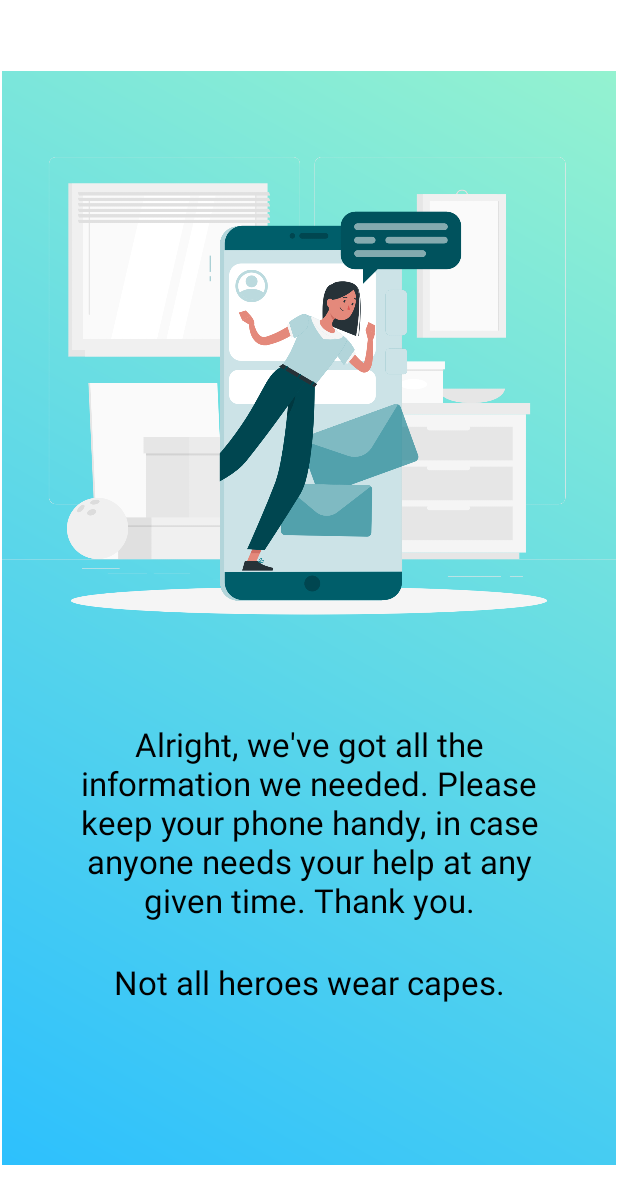
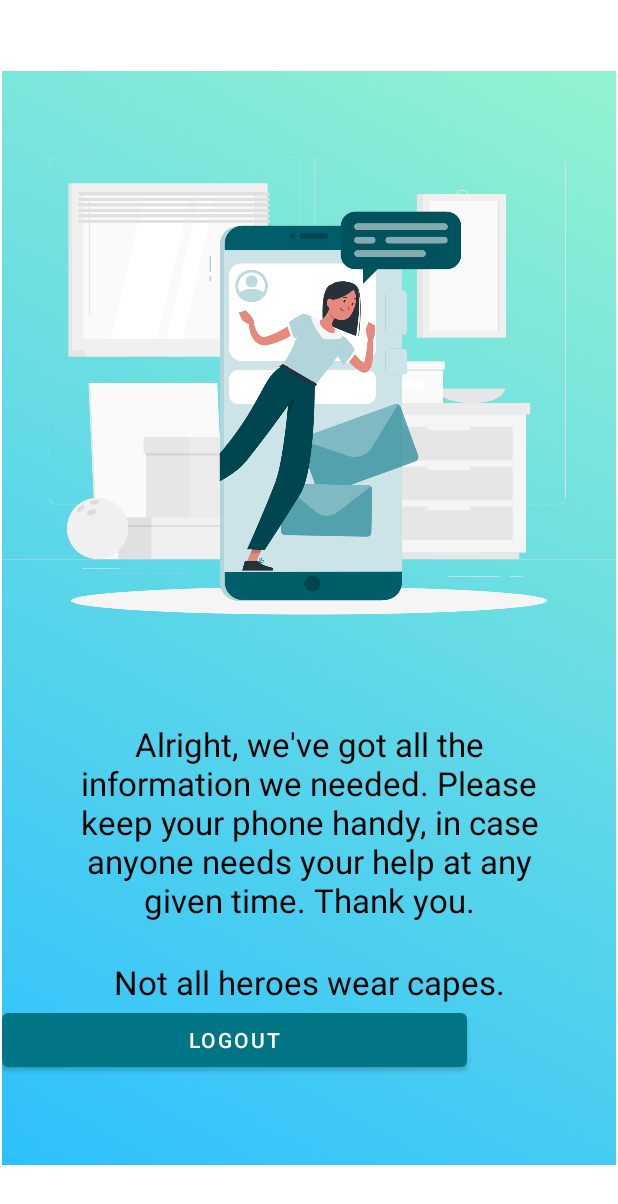
Before and after one commit to rishita2605/Zeta, an Android app: the layout activity_signup_destination.xml on its own in the app's theme, with its tools: preview values and no code run, on a phone screen of 412 x 824 dp. Shown: the top 1204 px of the screen. Run offline under Robolectric (Android 15) with nearby library versions, the phone set to English and light mode, and no system bars; Roboto replaces fonts that are not available here.

Commit message:
Added logout functionality

```diff
--- a/Zeta/app/src/main/AndroidManifest.xml
+++ b/Zeta/app/src/main/AndroidManifest.xml
@@ -9,7 +9,6 @@
         android:roundIcon="@mipmap/ic_launcher_round"
         android:supportsRtl="true"
         android:theme="@style/Theme.Zeta">
-        <activity android:name=".Bloodbank"></activity>
         <activity android:name=".Error" />
         <activity android:name=".Services" />
         <activity android:name=".Location" />
@@ -19,6 +18,7 @@
         <activity android:name=".Childcare" />
         <activity android:name=".OxygenCylinders" />
         <activity android:name=".MentalHealth" />
+        <activity android:name=".SignupDestination" />
         <activity android:name=".MainActivity">
             <intent-filter>
                 <action android:name="android.intent.action.MAIN" />
--- a/Zeta/app/src/main/java/com/example/zeta/Login.java
+++ b/Zeta/app/src/main/java/com/example/zeta/Login.java
@@ -2,7 +2,11 @@ package com.example.zeta;
 
 import androidx.appcompat.app.AppCompatActivity;
 
+import android.content.Intent;
 import android.os.Bundle;
+import android.view.View;
+
+import com.google.firebase.auth.FirebaseAuth;
 
 public class Login extends AppCompatActivity {
 
@@ -11,4 +15,5 @@ public class Login extends AppCompatActivity {
         super.onCreate(savedInstanceState);
         setContentView(R.layout.activity_login);
     }
+
 }
--- a/Zeta/app/src/main/res/layout/activity_signup_destination.xml
+++ b/Zeta/app/src/main/res/layout/activity_signup_destination.xml
@@ -46,5 +46,12 @@
             android:text="Not all heroes wear capes."
             android:textColor="#000000"
             android:textSize="22sp" />
+
+        <Button
+            android:id="@+id/logout"
+            android:layout_width="310dp"
+            android:layout_height="wrap_content"
+            android:text="Logout"
+            android:onClick="logout"/>
     </LinearLayout>
 </androidx.constraintlayout.widget.ConstraintLayout>
```
Also changed, not shown: Zeta/app/src/main/java/com/example/zeta/SignupDestination.java (+10 -0 lines), 375 other files.
